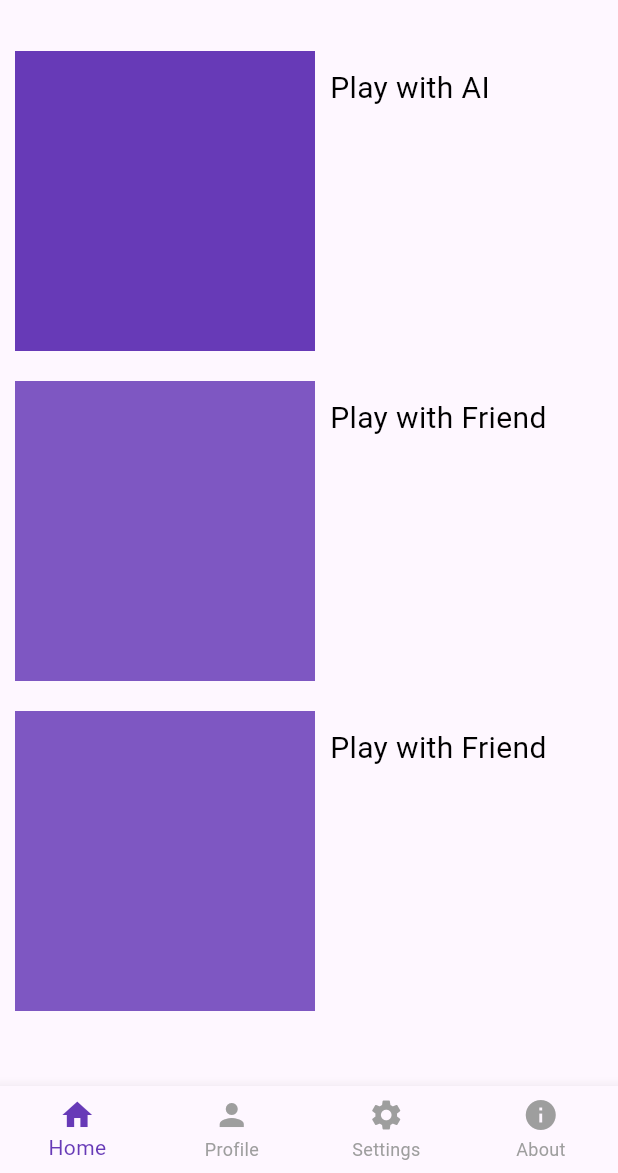
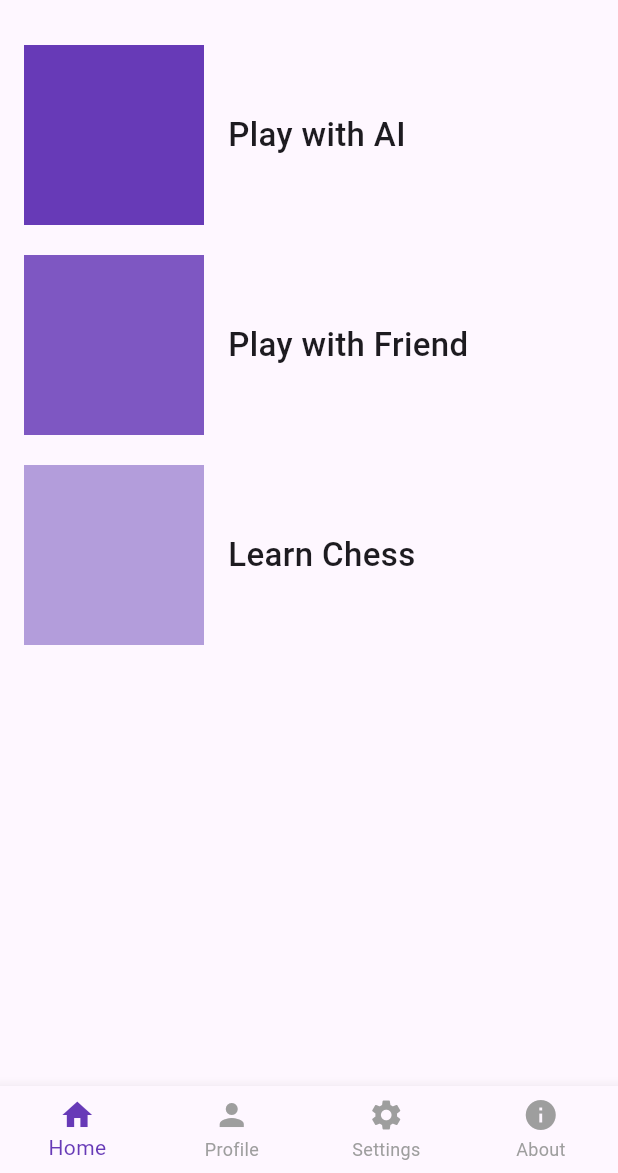
Before and after one commit to namnguyen6321/flutter_nhom5, a Flutter app: the screen it shows after launch, on a phone screen of 412 x 824 dp, the part 63-1236 px from its top. Run offline on Flutter 3.47's test engine with Material 3 defaults, Android fonts, the light colour scheme and no system bars.

Commit message:
fix bug lặp content,sửa giao diện,thêm bàn cờ vào play_with_friend,quân cờ có thể di chuyển được

```diff
--- a/chessgame/lib/component/square.dart
+++ b/chessgame/lib/component/square.dart
@@ -33,6 +33,7 @@ class Square extends StatelessWidget {
       onTap: onTap,
       child: Container(
         color: squareColor,
+        margin: EdgeInsets.all(isValidMove ? 8 : 0),
         child: piece != null
             ? Image.asset(
                 piece!.imagePath,
--- a/chessgame/lib/main.dart
+++ b/chessgame/lib/main.dart
@@ -6,7 +6,7 @@ import 'package:my_app/screens/play_friend_screen.dart';
 import 'package:my_app/screens/profile_screen.dart';
 import 'package:my_app/screens/settings_creen.dart';
 import 'screens/home_screen.dart';
-import 'widget/game_board.dart';
+import 'package:my_app/widget/game_board.dart';
 
 void main() {
   runApp(ChessGameApp());
@@ -25,10 +25,9 @@ class ChessGameApp extends StatelessWidget {
         '/settings': (context) => SettingsScreen(),
         '/about': (context) => AboutScreen(),
         '/learn': (context) => LearnScreen(),
-        'home': (context) => HomeScreen(),
-        'profile': (context) => ProfileScreen(),
-
-        // '/game': (context) => GameBoard(),
+        '/home': (context) => HomeScreen(),
+        '/profile': (context) => ProfileScreen(),
+        '/game': (context) => Gameboard(),
       },
       debugShowCheckedModeBanner: false,
     );
--- a/chessgame/lib/screens/home_content.dart
+++ b/chessgame/lib/screens/home_content.dart
@@ -9,88 +9,68 @@ class HomeContent extends StatelessWidget {
   @override
   Widget build(BuildContext context) {
     return SingleChildScrollView(
+      child: Padding(
+        padding: const EdgeInsets.all(16.0),
         child: Column(
-        crossAxisAlignment: CrossAxisAlignment.start,
           children: [
-          const SizedBox(height: 20),
-          GestureDetector(
-            onTap: () {
-              Navigator.push(
+            _buildMenuItem(
+              context,
+              title: 'Play with AI',
+              color: Colors.deepPurple,
+              onTap: () => Navigator.push(
                 context,
                 MaterialPageRoute(builder: (context) => const PlayAIScreen()),
-              );
-            },
-            child: Row(
-        crossAxisAlignment: CrossAxisAlignment.start,
-        children: [
-           SizedBox(width: 10),
-          Container(
-            color: Colors.deepPurple,
-            width: 200,
-            height: 200,
               ),
-          const SizedBox(width: 10),
-          Padding(
-            padding:  EdgeInsets.only(top: 10),
-            child: Text('Play with AI', style: TextStyle(fontSize: 20,color: Colors.black)),
+            ),
+            const SizedBox(height: 20),
+            _buildMenuItem(
+              context,
+              title: 'Play with Friend',
+              color: Colors.deepPurple[400]!,
+              onTap: () => Navigator.push(
+                context,
+                MaterialPageRoute(
+                    builder: (context) => const PlayFriendScreen()),
+              ),
+            ),
+            const SizedBox(height: 20),
+            _buildMenuItem(
+              context,
+              title: 'Learn Chess',
+              color: Colors.deepPurple[200]!,
+              onTap: () => Navigator.push(
+                context,
+                MaterialPageRoute(builder: (context) => const LearnScreen()),
+              ),
             ),
           ],
         ),
       ),
-          const SizedBox(height: 20),
-          GestureDetector(
-            onTap: () {
-              Navigator.push(
-                context,
-                MaterialPageRoute(builder: (context) => const PlayFriendScreen()),
     );
-            },
+  }
+
+  Widget _buildMenuItem(BuildContext context,
+      {required String title,
+      required Color color,
+      required VoidCallback onTap}) {
+    return GestureDetector(
+      onTap: onTap,
       child: Row(
-        crossAxisAlignment: CrossAxisAlignment.start,
         children: [
-           SizedBox(width: 10),
           Container(
-            color: Colors.deepPurple[400],
-             width: 200,
-            height: 200,
+            color: color,
+            width: 120,
+            height: 120,
           ),
-           SizedBox(width: 10),
-          Padding(
-            padding:  EdgeInsets.only(top: 10),
-            child: Text('Play with Friend', style: TextStyle(fontSize: 20,color: Colors.black)),
-          ),
-        ],
+          const SizedBox(width: 16),
+          Expanded(
+            child: Text(
+              title,
+              style: const TextStyle(fontSize: 22, fontWeight: FontWeight.w500),
             ),
           ),
-          const SizedBox(height: 20),
-          GestureDetector(
-            onTap: () {
-              Navigator.push(
-                context,
-                MaterialPageRoute(builder: (context) => const LearnScreen()),
-              );
-            },
-            child: Row(
-        crossAxisAlignment: CrossAxisAlignment.start,
-        children: [
-           SizedBox(width: 10),
-          Container(
-            color: Colors.deepPurple[400],
-             width: 200,
-            height: 200,
-          ),
-           SizedBox(width: 10),
-          Padding(
-            padding:  EdgeInsets.only(top: 10),
-            child: Text('Play with Friend', style: TextStyle(fontSize: 20,color: Colors.black)),
-          ),
-        ],
-      ),
-          ),
-          const SizedBox(height: 20),
         ],
       ),
     );
   }
-
 }
--- a/chessgame/lib/screens/play_friend_screen.dart
+++ b/chessgame/lib/screens/play_friend_screen.dart
@@ -1,4 +1,5 @@
 import 'package:flutter/material.dart';
+import 'package:my_app/widget/game_board.dart';
 
 class PlayFriendScreen extends StatelessWidget {
   const PlayFriendScreen({super.key});
@@ -7,9 +8,7 @@ class PlayFriendScreen extends StatelessWidget {
   Widget build(BuildContext context) {
     return Scaffold(
       appBar: AppBar(title: const Text('Play with Friend')),
-      body: const Center(
-        child: Text('Chơi với bạn bè - bàn cờ sẽ hiển thị ở đây'),
-      ),
+      body: const Gameboard(),
     );
   }
 }
```
Also changed, not shown: chessgame/lib/widget/game_board.dart (+23 -2 lines). Lines whose indentation alone changed are shown as unchanged.
